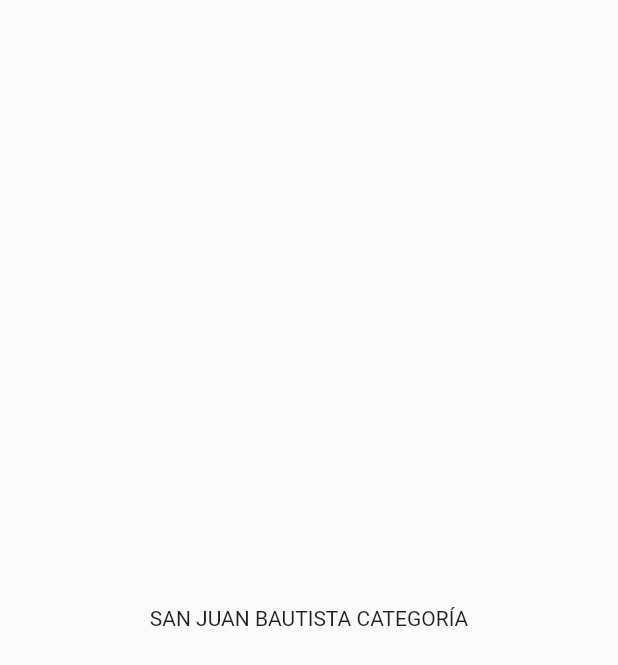
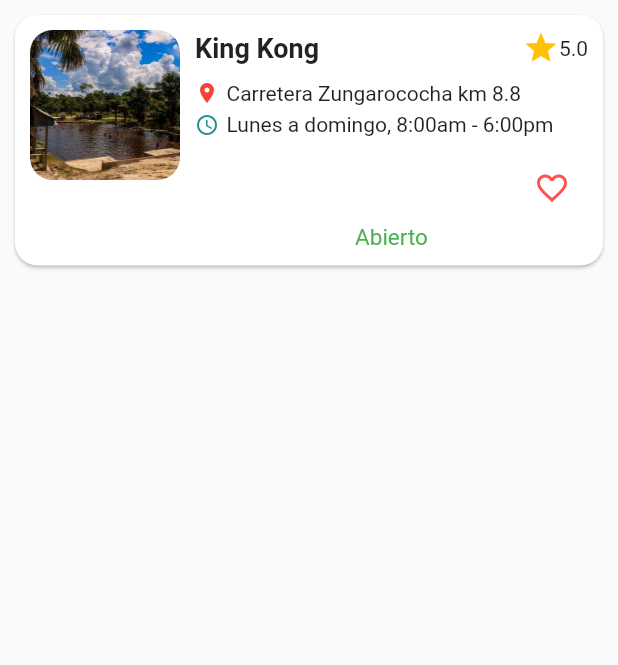
Before and after one commit to frankpezo/recreoexploreiqtapp, a Flutter app: the SanjuanCate screen opened directly, on a phone screen of 412 x 824 dp. Shown: the top 665 px of the screen. Run offline on Flutter 3.47's test engine with Material 2 defaults, Android fonts, the light colour scheme and no system bars; our stand-ins replace another_carousel_pro.

Commit message:
CardLista de categorías

```diff
--- a/lib/src/pages/categorias/sanjuan_cate.dart
+++ b/lib/src/pages/categorias/sanjuan_cate.dart
@@ -1,4 +1,6 @@
 import 'package:flutter/material.dart';
+import 'package:recreoexploreiqtapp/model/places_model.dart';
+import 'package:recreoexploreiqtapp/src/widgets/cardPlaces.dart';
 
 class SanjuanCate extends StatefulWidget {
   SanjuanCate({Key? key}) : super(key: key);
@@ -8,12 +10,26 @@ class SanjuanCate extends StatefulWidget {
 }
 
 class _SanjuanCateState extends State<SanjuanCate> {
+  //1. Creamos la lista
+  final List<PlaceModel> placeSanJuan = [
+    PlaceModel(
+        id: 3,
+        imagePlace: "5.jpg",
+        nombrePlace: "King Kong",
+        direPlace: "Carretera Zungarococha km 8.8",
+        horarioPlace: "Lunes a domingo, 8:00am - 6:00pm",
+        estadoPlace: "Abierto",
+        rakingPlace: 5.0),
+  ];
   @override
   Widget build(BuildContext context) {
     return Scaffold(
-      body: Center(
-        child: Text("SAN JUAN BAUTISTA CATEGORÍA"),
-      ),
-    );
+        //2. Hacemos la lógica para la lista de visualizar las cateogrías
+        body: ListView.builder(
+            padding: EdgeInsets.only(bottom: 10),
+            itemCount: placeSanJuan.length,
+            itemBuilder: (context, index) {
+              return YourWidget(place: placeSanJuan[index]);
+            }));
   }
 }
```
